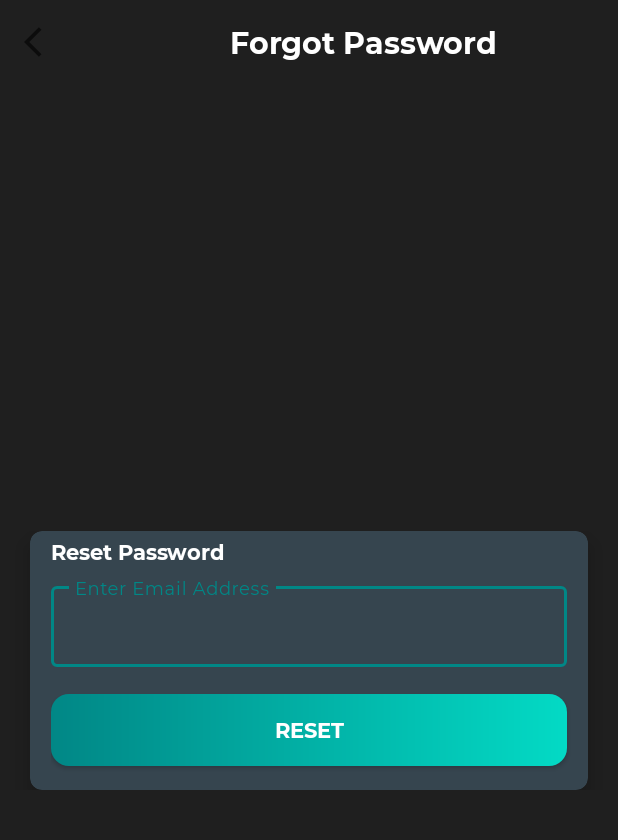
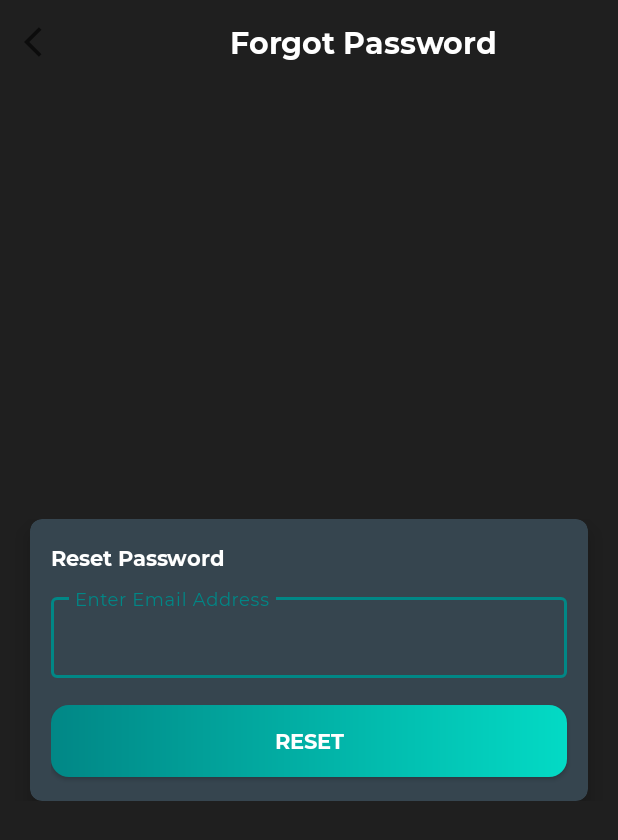
Before and after one commit to ShahKholi/TrustManagementApp, an Android app: the ForgotPasswordAdminActivity screen opened directly, with no data from a screen before it, after a tap on "RESET", on a phone screen of 412 x 824 dp. Shown: the top 840 px of the screen. Run offline under Robolectric (Android 15) with nearby library versions, the light colour scheme and no system bars; our stand-ins replace Firebase (no records; nobody signed in at launch, a user with empty details on screens opened directly); Roboto replaces fonts that are not available here.

Commit message:
Initial Commit

```diff
--- a/app/build.gradle
+++ b/app/build.gradle
@@ -49,6 +49,7 @@
     implementation 'androidx.appcompat:appcompat:1.4.2'
     implementation 'com.google.android.material:material:1.6.1'
     implementation 'androidx.constraintlayout:constraintlayout:2.1.4'
+    implementation 'androidx.legacy:legacy-support-v4:1.0.0'
     testImplementation 'junit:junit:4.+'
     androidTestImplementation 'androidx.test.ext:junit:1.1.4'
     androidTestImplementation 'androidx.test.espresso:espresso-core:3.5.0'
--- a/app/src/main/java/com/android/trustmanagementapp/activities/AdminScreenActivity.kt
+++ b/app/src/main/java/com/android/trustmanagementapp/activities/AdminScreenActivity.kt
@@ -87,6 +87,10 @@
         getGroupListFromFireStore()
     }
 
+    override fun onBackPressed() {
+        doubleBackToExit()
+    }
+
     private fun getGroupListFromFireStore() {
         showProgressDialog()
         FireStoreClass().getGroupList(this)
--- a/app/src/main/java/com/android/trustmanagementapp/activities/ForgotPasswordAdminActivity.kt
+++ b/app/src/main/java/com/android/trustmanagementapp/activities/ForgotPasswordAdminActivity.kt
@@ -1,5 +1,6 @@
 package com.android.trustmanagementapp.activities
 
+import android.content.Intent
 import androidx.appcompat.app.AppCompatActivity
 import android.os.Bundle
 import android.widget.Toast
@@ -31,12 +32,17 @@
         auth = FirebaseAuth.getInstance()
 
         btnResetPassword.setOnClickListener {
+            showProgressDialog()
             val sPassword = etPasswordText.text.toString().trim { it <= ' ' }
             auth.sendPasswordResetEmail(sPassword)
                 .addOnSuccessListener {
+                    cancelProgressDialog()
                     Toast.makeText(this,"Password sent to email, Please check"
                     ,Toast.LENGTH_LONG).show()
+                    val intent = Intent(this, LoginActivity::class.java)
+                    startActivity(intent)
                 }.addOnFailureListener {
+                    cancelProgressDialog()
                     Toast.makeText(this,it.toString()
                         ,Toast.LENGTH_LONG).show()
                 }
--- a/app/src/main/java/com/android/trustmanagementapp/activities/LoginActivity.kt
+++ b/app/src/main/java/com/android/trustmanagementapp/activities/LoginActivity.kt
@@ -106,6 +106,7 @@
             llPasswordScreen.visibility = View.VISIBLE
             btnPasswordLogin.visibility = View.VISIBLE
             btnLogin.visibility = View.GONE
+            forgotPassword.visibility = View.GONE
 
             val email = etEmail.text.toString().trim { it <= ' ' }
             btnPasswordLogin.setOnClickListener {
@@ -150,6 +151,7 @@
             btnLogin.visibility = View.GONE
             btnPasswordLogin.visibility = View.GONE
             btnCodeLogin.visibility = View.VISIBLE
+            forgotPassword.visibility = View.GONE
 
             val email = etEmail.text.toString().trim { it <= ' ' }
             btnCodeLogin.setOnClickListener {
@@ -179,6 +181,7 @@
             btnLogin.visibility = View.VISIBLE
             btnPasswordLogin.visibility = View.GONE
             btnCodeLogin.visibility = View.GONE
+            forgotPassword.visibility = View.VISIBLE
         }
     }
 
--- a/app/src/main/res/layout/activity_forgot_password_admin.xml
+++ b/app/src/main/res/layout/activity_forgot_password_admin.xml
@@ -60,8 +60,8 @@
                     android:layout_height="wrap_content"
                     android:text="@string/reset_password"
                     android:textColor="@color/white"
-                    android:layout_marginTop="4dp"
-                    android:layout_marginBottom="8dp"/>
+                    android:layout_marginTop="16dp"
+                    android:layout_marginBottom="11dp"/>
 
                 <com.google.android.material.textfield.TextInputLayout
                     android:id="@+id/ti_forgot_log"
--- a/app/src/main/res/values/strings.xml
+++ b/app/src/main/res/values/strings.xml
@@ -91,6 +91,8 @@
     <string name="forgot_password2">Forgot Password</string>
     <string name="reset_password">Reset Password</string>
     <string name="reset">Reset</string>
+    <!-- TODO: Remove or change this placeholder text -->
+    <string name="hello_blank_fragment">Hello blank fragment</string>
 
 
 </resources>
```
Also changed, not shown: app/src/main/java/com/android/trustmanagementapp/activities/fragments/GuestDashBoardFragment.kt (added, +60 -0 lines), app/src/main/res/layout/fragment_guest_dash_board.xml (added, +14 -0 lines), 4 other files.
